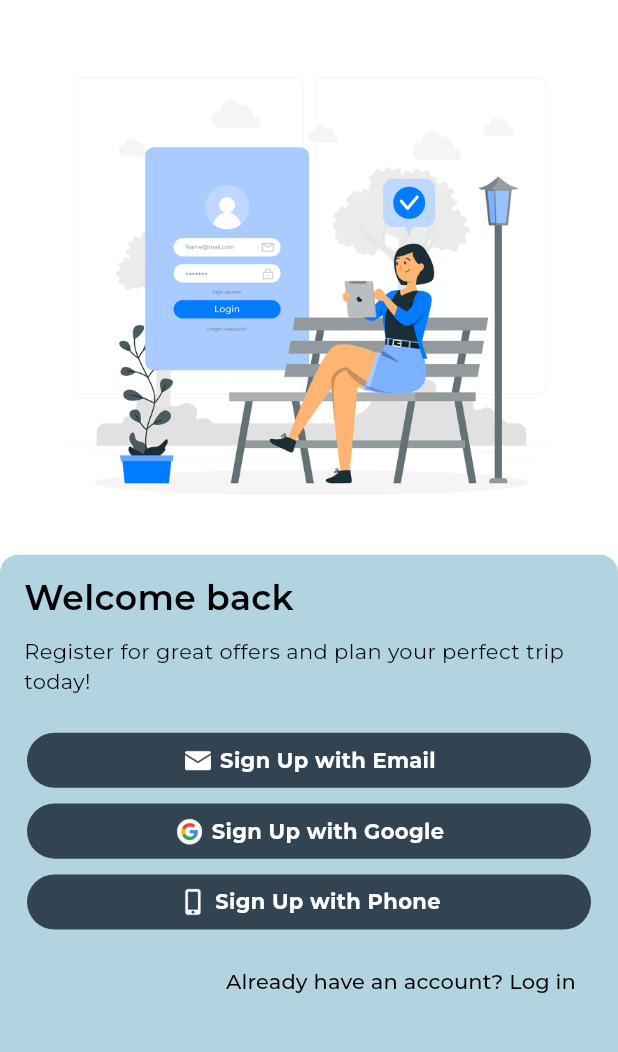
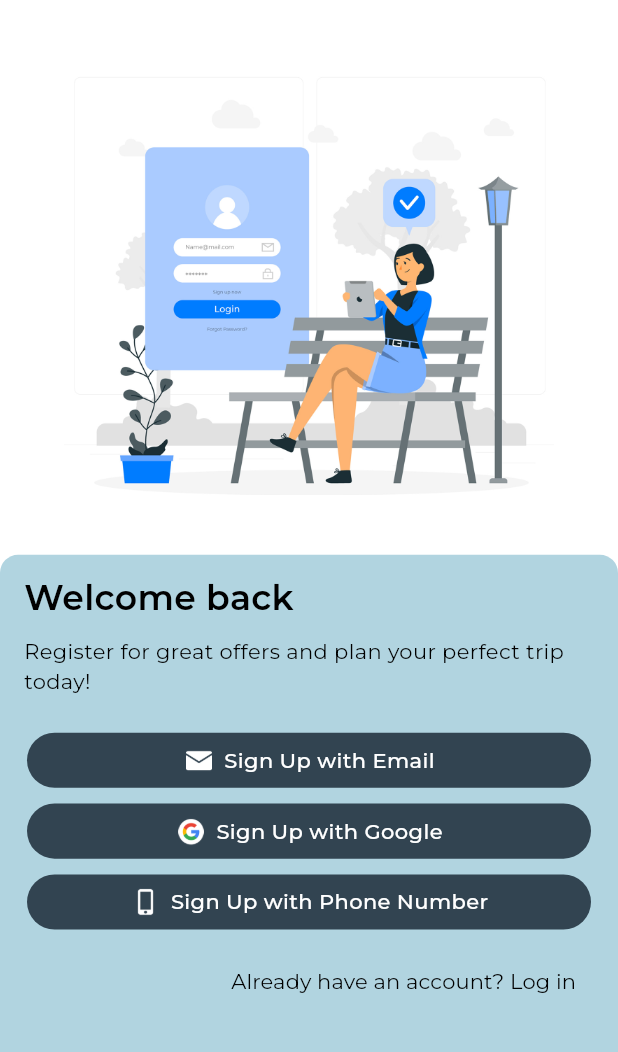
Before and after one commit to transitcoindia/app, a Flutter app: the screen it shows after launch, after a tap on "Log In", on a phone screen of 412 x 824 dp, the part 127-1179 px from its top. Run offline on Flutter 3.47's test engine with Material 3 defaults, Android fonts, the phone set to English and light mode, and no system bars; our stand-ins replace bloc, dio, equatable, flutter_bloc, flutter_otp_text_field, flutter_screenutil and 8 more.

Commit message:
first two pages fully over

```diff
--- a/lib/screens/pre_login_screens/login_type_page.dart
+++ b/lib/screens/pre_login_screens/login_type_page.dart
@@ -161,10 +161,15 @@ class _LoginTypePageState extends State<LoginTypePage> with TickerProviderStateM
                       ),
                     ),
                     SizedBox(height: 3.h,),
-                    SizedBox(
+                    ValueListenableBuilder<String>(
+                      valueListenable: textNotifier,
+                      builder: (context, value, child) {
+                        return SizedBox(
                         height: 38.h,
                         child: PreAuthButtons(bold: true,horizontalPadding: 2,
                           leadingIcon: 'assets/auth_icons/email.png',
+                                                fontWeight: FontWeight.w500,
+
                           border: false,
                           label: '${textNotifier.value == "logIn" ? "Login" : "Sign Up"} with Email',
                           onTap: () {
@@ -172,34 +177,63 @@ class _LoginTypePageState extends State<LoginTypePage> with TickerProviderStateM
                             GoRouter.of(context).push('/signUp');
                           },
                         ),
+                      );
+
+                      },
+
                     ),
-                    SizedBox(
+                    ValueListenableBuilder<String>(
+                                            valueListenable: textNotifier,
+builder: (context, value, child) {
+  return SizedBox(
                         height: 38.h,
                         child: PreAuthButtons(bold: true,horizontalPadding: 2,
+                                              fontWeight: FontWeight.w500,
+
                           leadingIcon: 'assets/auth_icons/google.png',
                           border: false,
                           label: '${textNotifier.value == "logIn" ? "Login" : "Sign Up"} with Google',
                           onTap: () {},
                         ),
+                      );
+},
+
                     ),
-                    SizedBox(
+                    ValueListenableBuilder<String>(
+                      valueListenable: textNotifier,
+                      builder: (context, value, child) {
+                        return  SizedBox(
                         height: 38.h,
                         child: PreAuthButtons(bold: true,horizontalPadding: 2,
+                        fontWeight: FontWeight.w500,
                           leadingIcon: 'assets/auth_icons/mobile.png',
                           border: false,
-                        label: '${textNotifier.value == "logIn" ? "Login" : "Sign Up"} with Phone',
+                          label: '${textNotifier.value == "logIn" ? "Login" : "Sign Up"} with Phone Number',
                           onTap: () {},
                         ),
+                      );
+                      },
+
                     ),
                     Align(
                       alignment: Alignment.centerRight,
                       child: TextButton(
                         onPressed: switchToLogin,
-                        child: Text(
+                        style: ButtonStyle(
+    overlayColor: WidgetStateProperty.all(Colors.transparent), // Disables ripple effect
+    splashFactory: NoSplash.splashFactory, // Disables touch feedback
+  ),
+                        child: ValueListenableBuilder<String>(
+                          valueListenable: textNotifier,
+                          builder: (context, value, child) {
+                            return Text(
                             textNotifier.value == "logIn"
                                 ? "Don't have an account? Sign up"
                                 : "Already have an account? Log in",
-                          style: TextStyle(color: black),
+                            style: TextStyle(color: black, fontWeight: FontWeight.w200),
+                          );
+                          },
+
                         ),
                       ),
                     ),
--- a/lib/screens/pre_login_screens/pre_login_screen.dart
+++ b/lib/screens/pre_login_screens/pre_login_screen.dart
@@ -153,6 +153,8 @@ class PreLoginScreen extends StatelessWidget {
                       ),
                     ],
                   ),
+                                     SizedBox(height: 25.h), // Ensures fixed spacing
+
                 ],
               );
             },
--- a/lib/widgets/pre_auth_buttons.dart
+++ b/lib/widgets/pre_auth_buttons.dart
@@ -7,7 +7,8 @@ class PreAuthButtons extends StatelessWidget {
   required this.label,
   this.alt=false, this.border=true,
   this.enabled=true,this.fontsize,
-  this.horizontalPadding=8
+  this.horizontalPadding=8,
+  this.fontWeight
   });
 final void Function()? onTap;
 final String label;
@@ -18,6 +19,7 @@ final bool border;
 final bool enabled;
 final double? fontsize;
 final double horizontalPadding;
+final FontWeight? fontWeight;
   @override
   Widget build(BuildContext context) {
     return Container(
@@ -41,9 +43,9 @@ final double horizontalPadding;
             if(leadingIcon!=null)
             SizedBox(height: 20.h,width: 20.w,child: Image.asset(leadingIcon!),),
 
-           if(leadingIcon!=null)SizedBox(width: 4.w,),
+           if(leadingIcon!=null)SizedBox(width: 6.w,),
             Text(label,style: TextStyle(fontSize: fontsize,
-              fontWeight: bold?FontWeight.bold:null,
+              fontWeight:fontWeight!=null?fontWeight: bold?FontWeight.bold:null,
               color:enabled? alt?elevatedButtonBlue:white:white
             ),),
           ],
```
Lines whose indentation alone changed are shown as unchanged.
